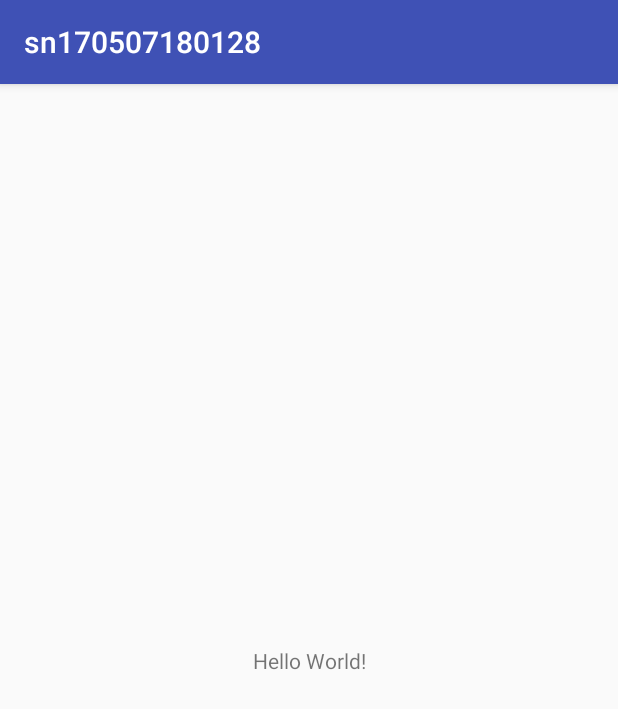
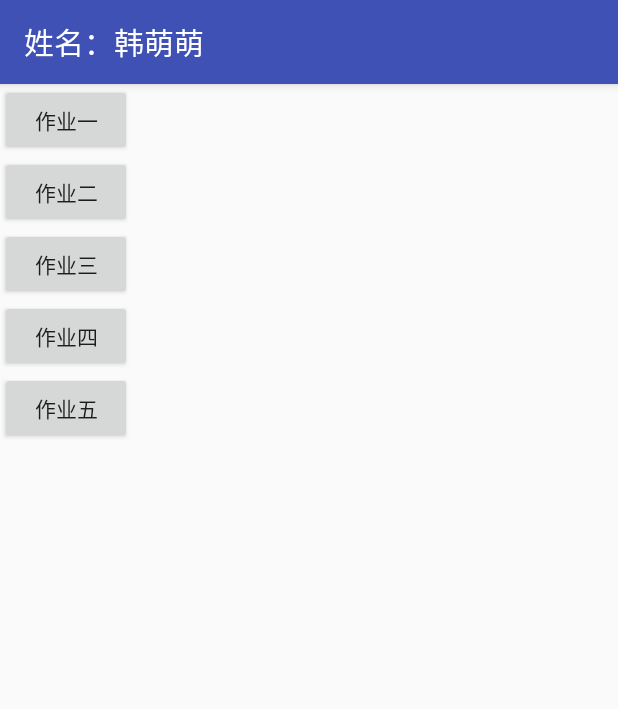
Before and after one commit to hmm-a11y/sn1705071801284, an Android app: the screen it shows after launch (MainActivity), on a phone screen of 412 x 824 dp. Shown: the top 709 px of the screen. Run offline under Robolectric (Android 15) with nearby library versions, the phone set to English and light mode, and no system bars.

Commit message:
4.24 homework1

```diff
--- a/app/src/main/java/cn/edu/sdwu/android02/home/sn170507180128/MainActivity.java
+++ b/app/src/main/java/cn/edu/sdwu/android02/home/sn170507180128/MainActivity.java
@@ -1,13 +1,34 @@
 package cn.edu.sdwu.android02.home.sn170507180128;
 
+import android.content.Intent;
+import android.os.Bundle;
 import android.support.v7.app.AppCompatActivity;
-import android.os.Bundle;
+import android.view.View;
+import android.widget.Button;
 
 public class MainActivity extends AppCompatActivity {
 
     @Override
     protected void onCreate(Bundle savedInstanceState) {
         super.onCreate(savedInstanceState);
-        setContentView(R.layout.activity_main);
+        setContentView(R.layout.layout_homework);
+
+        //获取按钮
+        Button button=(Button) findViewById(R.id.homework_btn1);
+        Button button2=(Button) findViewById(R.id.homework_btn2);
+        Button button3=(Button) findViewById(R.id.homework_btn3);
+        Button button4=(Button) findViewById(R.id.homework_btn4);
+        Button button5=(Button) findViewById(R.id.homework_btn5);
+
+
     }
+
+
+    //作业一跳转
+    public void startmain(View view){
+        //界面跳转
+        Intent intent=new Intent(this,homeworkActivity1.class);
+        startActivity(intent);
+    }
+
 }
--- /dev/null
+++ b/app/src/main/res/layout/layout_homework.xml
@@ -0,0 +1,37 @@
+<?xml version="1.0" encoding="utf-8"?>
+<LinearLayout xmlns:android="http://schemas.android.com/apk/res/android"
+    android:layout_width="match_parent"
+    android:orientation="vertical"
+    android:layout_height="match_parent">
+
+    <Button
+        android:layout_width="wrap_content"
+        android:text="作业一"
+        android:id="@+id/homework_btn1"
+        android:onClick="startmain"
+        android:layout_height="wrap_content" />
+    <Button
+        android:layout_width="wrap_content"
+        android:text="作业二"
+        android:id="@+id/homework_btn2"
+        android:onClick="startmain2"
+        android:layout_height="wrap_content" />
+    <Button
+        android:layout_width="wrap_content"
+        android:text="作业三"
+        android:id="@+id/homework_btn3"
+        android:onClick="startmain3"
+        android:layout_height="wrap_content" />
+    <Button
+        android:layout_width="wrap_content"
+        android:text="作业四"
+        android:id="@+id/homework_btn4"
+        android:onClick="startmain4"
+        android:layout_height="wrap_content" />
+    <Button
+        android:layout_width="wrap_content"
+        android:text="作业五"
+        android:onClick="startmain5"
+        android:id="@+id/homework_btn5"
+        android:layout_height="wrap_content" />
+</LinearLayout>
```
Also changed, not shown: app/src/main/AndroidManifest.xml (+15 -1 lines), app/src/main/java/cn/edu/sdwu/android02/home/sn170507180128/MediaService.java (added, +181 -0 lines), app/src/main/java/cn/edu/sdwu/android02/home/sn170507180128/MyService.java (added, +51 -0 lines), app/src/main/java/cn/edu/sdwu/android02/home/sn170507180128/MyService2.java (added, +56 -0 lines), app/src/main/java/cn/edu/sdwu/android02/home/sn170507180128/homeworkActivity1.java (added, +181 -0 lines), app/src/main/res/layout/layout_homework_1.xml (added, +127 -0 lines), 1 other file.
